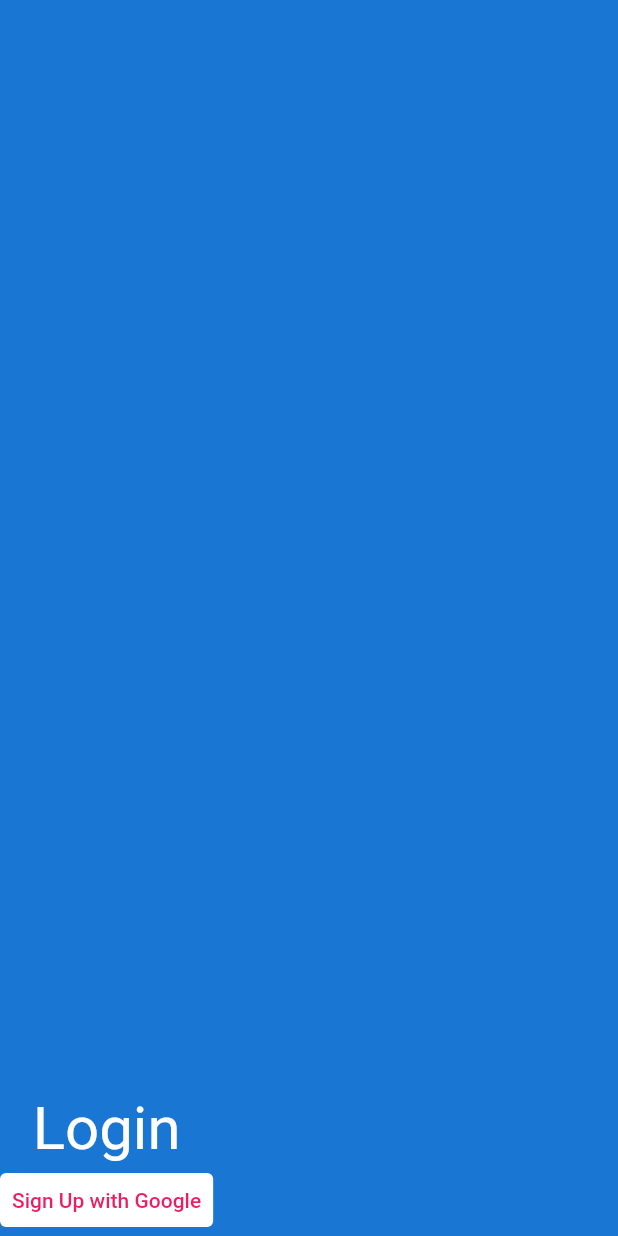
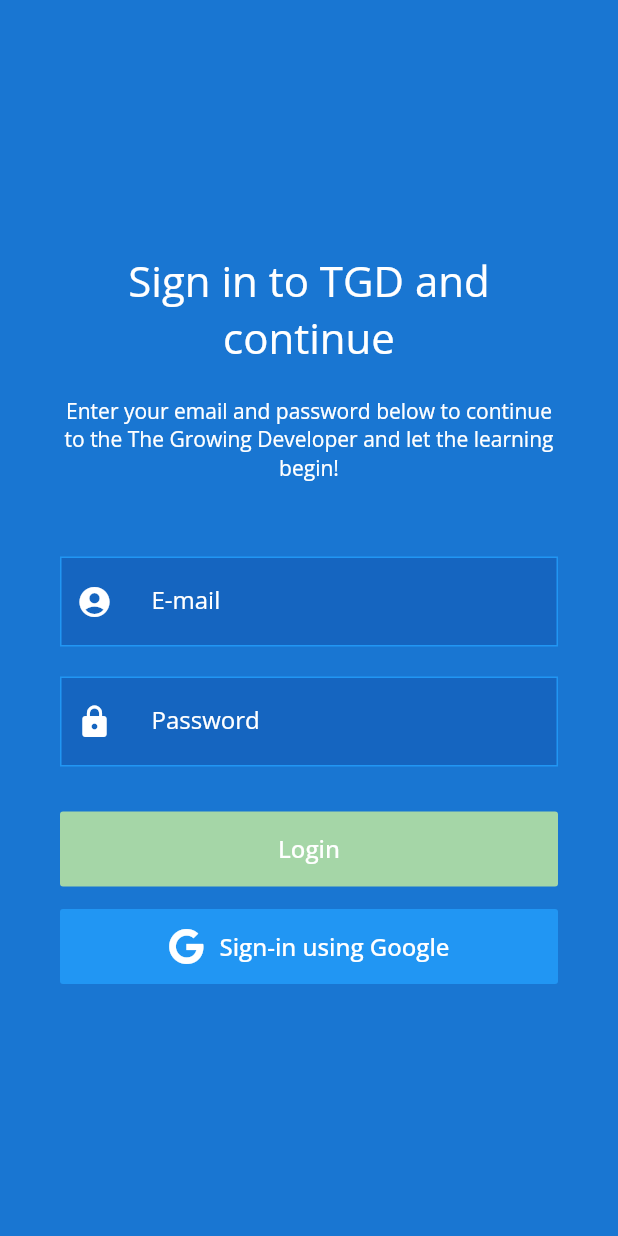
Before and after one commit to RafaelMarinho96/todo-list, a Flutter app: the screen it shows after launch, on a phone screen of 412 x 824 dp. Run offline on Flutter 3.47's test engine with Material 2 defaults, Android fonts, the phone set to English and light mode, and no system bars; our stand-ins replace cloud_firestore, firebase_auth, firebase_core, font_awesome_flutter, google_fonts, google_sign_in and 1 more; accounts and stored records are empty.

Commit message:
feat: adjust login screen layout

```diff
--- a/lib/main.dart
+++ b/lib/main.dart
@@ -7,6 +7,8 @@ import 'package:todo_list/provider/google_sign_in.dart';
 
 // Main Screen Import
 import 'package:todo_list/screens/splash_screen.dart';
+
+import 'package:google_fonts/google_fonts.dart';
 
 Future main() async {
   WidgetsFlutterBinding.ensureInitialized();
@@ -24,6 +26,8 @@ class MyApp extends StatelessWidget {
           debugShowCheckedModeBanner: false,
           theme: ThemeData(
               primarySwatch: Colors.pink,
+              textTheme:
+                  GoogleFonts.openSansTextTheme(Theme.of(context).textTheme),
               scaffoldBackgroundColor: Colors.blue[700]),
           home: SplashScreen()),
     );
--- a/lib/screens/login_screen.dart
+++ b/lib/screens/login_screen.dart
@@ -1,5 +1,6 @@
 import 'package:flutter/cupertino.dart';
 import 'package:flutter/material.dart';
+import 'package:font_awesome_flutter/font_awesome_flutter.dart';
 
 // Provider Import
 import 'package:provider/provider.dart';
@@ -11,7 +12,96 @@ class LoginScreen extends StatelessWidget {
   @override
   Widget build(BuildContext context) {
     return Scaffold(
-      body: Column(children: [
+      body: SingleChildScrollView(
+        child: Container(
+          height: MediaQuery.of(context).size.height,
+          margin: EdgeInsets.symmetric(horizontal: 40.0),
+          child: Column(
+            mainAxisAlignment: MainAxisAlignment.center,
+            children: [
+              Text(
+                'Sign in to TGD and continue',
+                textAlign: TextAlign.center,
+                style: TextStyle(color: Colors.white, fontSize: 28),
+              ),
+              SizedBox(height: 20),
+              Text(
+                'Enter your email and password below to continue to the The Growing Developer and let the learning begin!',
+                textAlign: TextAlign.center,
+                style: TextStyle(color: Colors.white, fontSize: 14),
+              ),
+              SizedBox(
+                height: 50,
+              ),
+              _buildTextField('E-mail', Icons.account_circle),
+              SizedBox(
+                height: 20.0,
+              ),
+              _buildTextField('Password', Icons.lock),
+              SizedBox(
+                height: 30.0,
+              ),
+              MaterialButton(
+                elevation: 0,
+                minWidth: double.maxFinite,
+                height: 50,
+                onPressed: () {},
+                color: Colors.green[200],
+                child: Text('Login',
+                    style: TextStyle(color: Colors.white, fontSize: 16)),
+                textColor: Colors.white,
+              ),
+              SizedBox(height: 15.0),
+              MaterialButton(
+                elevation: 0,
+                minWidth: double.maxFinite,
+                height: 50,
+                onPressed: () {
+                  final provider =
+                      Provider.of<GoogleSignInProvider>(context, listen: false);
+                  provider.googleLogin();
+                },
+                color: Colors.blue,
+                child: Row(
+                  mainAxisAlignment: MainAxisAlignment.center,
+                  children: <Widget>[
+                    Icon(FontAwesomeIcons.google),
+                    SizedBox(width: 10),
+                    Text('Sign-in using Google',
+                        style: TextStyle(color: Colors.white, fontSize: 16)),
+                  ],
+                ),
+                textColor: Colors.white,
+              ),
+            ],
+          ),
+        ),
+      ),
+    );
+  }
+
+  _buildTextField(String label, IconData icon) {
+    return Container(
+      padding: EdgeInsets.symmetric(horizontal: 10, vertical: 5),
+      decoration: BoxDecoration(
+          color: Colors.blue[800], border: Border.all(color: Colors.blue)),
+      child: TextField(
+        decoration: InputDecoration(
+            contentPadding: EdgeInsets.symmetric(horizontal: 10),
+            labelText: label,
+            labelStyle: TextStyle(color: Colors.white),
+            icon: Icon(
+              icon,
+              color: Colors.white,
+            ),
+            // prefix: Icon(icon),
+            border: InputBorder.none),
+      ),
+    );
+  }
+}
+
+/* body: Column(children: [
         Spacer(),
         Text(
           'Login',
@@ -26,7 +116,4 @@ class LoginScreen extends StatelessWidget {
           child: Text('Sign Up with Google'),
           style: TextButton.styleFrom(backgroundColor: Colors.white),
         )
-      ]),
-    );
-  }
-}
+      ]), */
--- a/pubspec.yaml
+++ b/pubspec.yaml
@@ -35,6 +35,7 @@ dependencies:
   google_sign_in: ^5.0.4
   provider: ^5.0.0
   lottie: ^1.0.1
+  google_fonts: ^2.1.0
 
 dev_dependencies:
   flutter_test:
```
Also changed, not shown: pubspec.lock.
